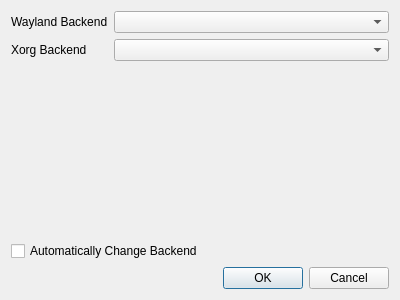
Qt form preference.ui (Im-shamo/waypaper-config-selector) before a commit.
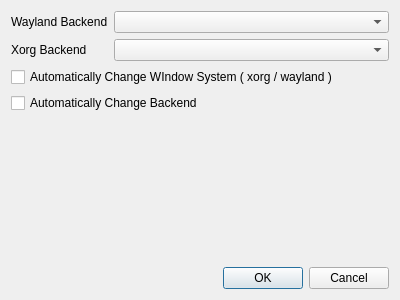
The same form after that commit.

Commit message: Style changes, Finished backend changing

What changed in the file:
```diff
--- a/preference.ui
+++ b/preference.ui
@@ -41,12 +41,32 @@
       </layout>
      </item>
      <item>
-      <widget class="QCheckBox" name="autoBackendCheckBox">
+      <widget class="QCheckBox" name="autoWindowSystemCheckBox">
+       <property name="text">
+        <string>Automatically Change WIndow System ( xorg / wayland )</string>
+       </property>
+      </widget>
+     </item>
+     <item>
+      <widget class="QCheckBox" name="autoChangeBackendCheckBox">
        <property name="text">
         <string>Automatically Change Backend</string>
        </property>
       </widget>
      </item>
+     <item>
+      <spacer name="bottomSpacer">
+       <property name="orientation">
+        <enum>Qt::Orientation::Vertical</enum>
+       </property>
+       <property name="sizeHint" stdset="0">
+        <size>
+         <width>20</width>
+         <height>40</height>
+        </size>
+       </property>
+      </spacer>
+     </item>
     </layout>
    </item>
    <item>
```
The commit also changes 9 other files.
